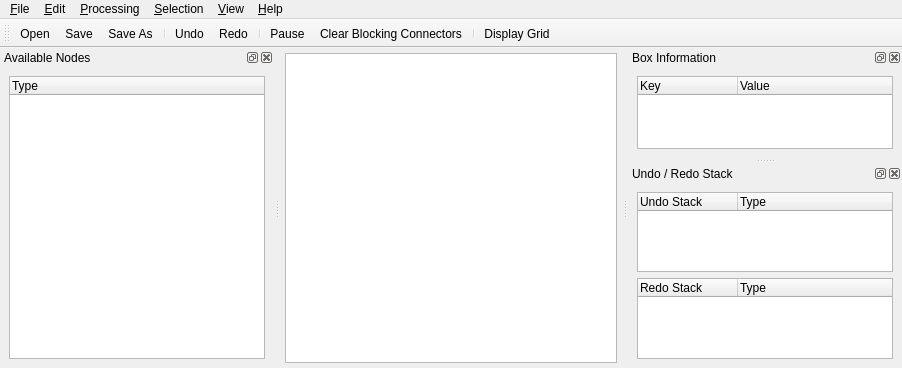
The window that src/csapex/ui/csapex_window.ui (cogsys-tuebingen/csapex) describes before a commit, drawn with Qt 5.
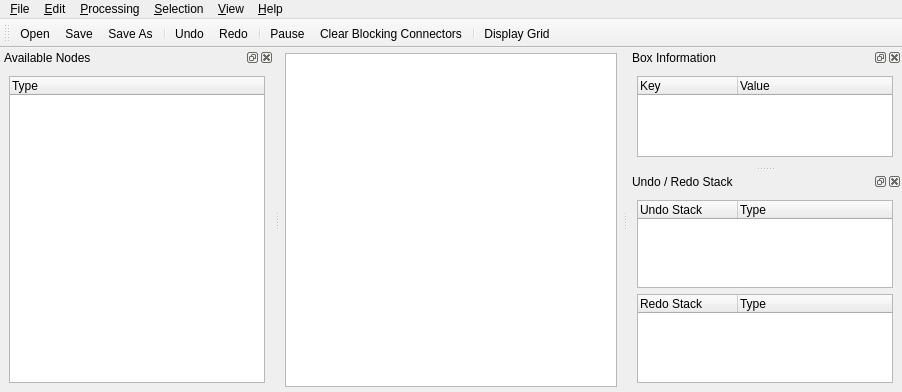
The same window after the commit. Icons and pictures are not drawn.

Commit message: refactored ui to be persistent, using dock widgets

```diff
--- a/src/csapex/ui/csapex_window.ui
+++ b/src/csapex/ui/csapex_window.ui
@@ -7,7 +7,7 @@
     <x>0</x>
     <y>0</y>
     <width>902</width>
-    <height>368</height>
+    <height>392</height>
    </rect>
   </property>
   <property name="windowTitle">
```
Left out of the diff: 8 changed lines with no effect on the pictures. The commit also changes 3 other files.
